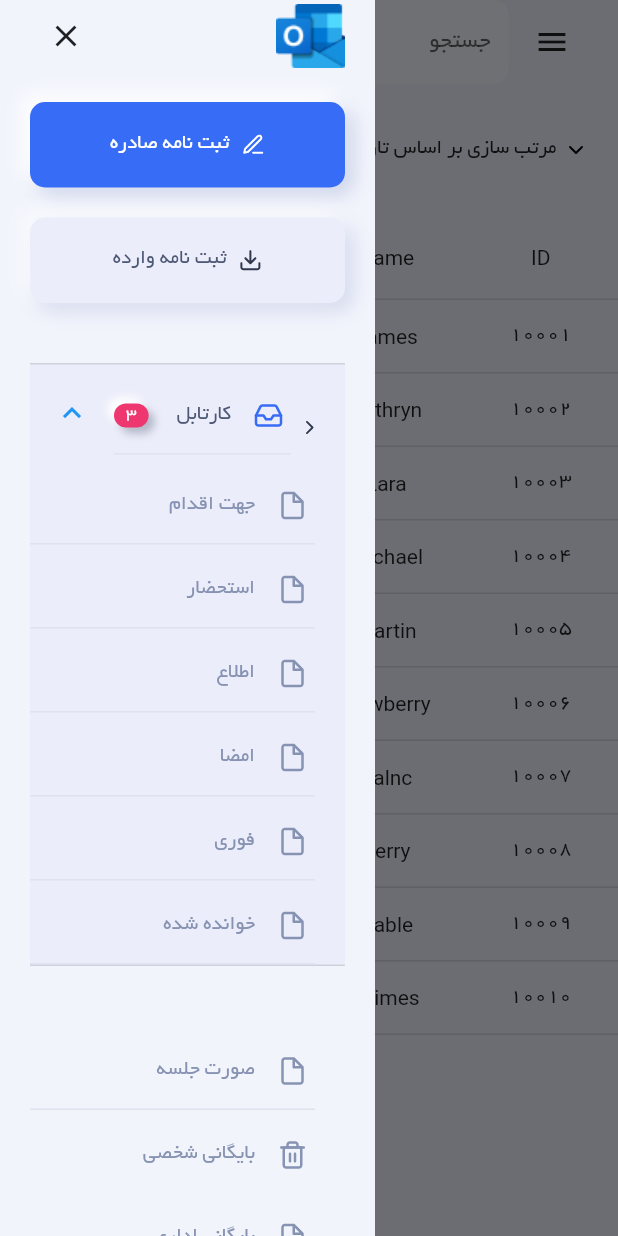
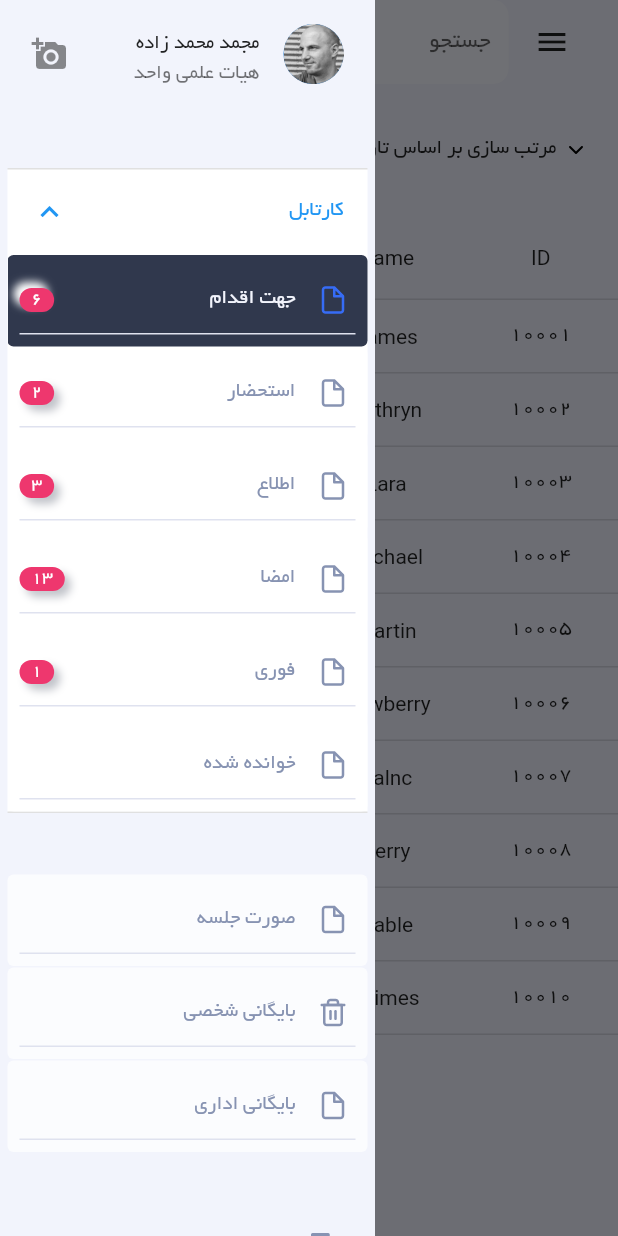
Before and after one commit to rasooltaghipoor/Automation-System, a Flutter app: the EmailGridView screen opened directly, with the side drawer open, on a phone screen of 412 x 824 dp. Run offline on Flutter 3.47's test engine with Material 2 defaults, Android fonts, the phone set to English and light mode, and no system bars; drawn by our look-alikes of syncfusion_flutter_datagrid; our stand-ins replace file_picker, flutter_svg, google_nav_bar, line_icons, rxdart, websafe_svg; missing offline and left inert: google_speech, html_editor_enhanced, sound_stream, syncfusion_flutter_core.

Commit message:
some modifications in side menu to be more user friendly

```diff
--- a/lib/components/side_menu.dart
+++ b/lib/components/side_menu.dart
@@ -1,3 +1,4 @@
+import 'package:automation_system/components/side_drawer_menu.dart';
 import 'package:automation_system/responsive.dart';
 import 'package:flutter/material.dart';
 import 'package:websafe_svg/websafe_svg.dart';
@@ -9,10 +10,17 @@ import 'tags.dart';
 
 import 'package:flutter/foundation.dart' show kIsWeb;
 
-class SideMenu extends StatelessWidget {
+class SideMenu extends StatefulWidget {
   const SideMenu({
     Key? key,
   }) : super(key: key);
+  @override
+  _SideMenuState createState() => _SideMenuState();
+}
+
+class _SideMenuState extends State<SideMenu> {
+
+  int _activeIndex = 0;
 
   @override
   Widget build(BuildContext context) {
@@ -22,130 +30,141 @@ class SideMenu extends StatelessWidget {
         color: kBgLightColor,
         child: SafeArea(
           child: SingleChildScrollView(
-            padding: const EdgeInsets.symmetric(horizontal: kDefaultPadding),
+            padding: const EdgeInsets.symmetric(horizontal: kDefaultPaddingSmaller),
             child: Directionality(
               textDirection: TextDirection.rtl,
               child: Column(
                 children: [
-                  Row(
+
+                  /*Row(
+                    crossAxisAlignment: CrossAxisAlignment.center,
                     children: [
                       Image.asset(
-                        "assets/images/Logo Outlook.png",
-                        width: 46,
+                          "assets/images/user_3.png"),
+                      Column(
+                        crossAxisAlignment: CrossAxisAlignment.center,
+                        children: const[
+                          Text('محمد قلی زاده اصل'),
+                          Text('هیات علمی'),
+                        ],
                       ),
-                      const Spacer(),
-                      // We don't want to show this close button on Desktop mood
-                      if (!Responsive.isDesktop(context)) const CloseButton(),
                     ],
+                  ),*/
+                  ListTile(
+                    leading: CircleAvatar(
+                      child: Image.asset(
+                          "assets/images/user_3.png"),
+                      //backgroundColor: Colors.purple,
+                    ),
+                    title: Text('مجمد محمد زاده'),
+                    subtitle: Text('هیات علمی واحد'),
+                    trailing: Icon(Icons.add_a_photo),
                   ),
-                  const SizedBox(height: kDefaultPadding),
-                  FlatButton.icon(
-                    minWidth: double.infinity,
-                    padding: const EdgeInsets.symmetric(
-                      vertical: kDefaultPadding,
-                    ),
-                    shape: RoundedRectangleBorder(
-                      borderRadius: BorderRadius.circular(10),
-                    ),
-                    color: kPrimaryColor,
-                    onPressed: () {},
-                    icon: WebsafeSvg.asset("assets/Icons/Edit.svg", width: 16),
-                    label: const Text(
-                      "ثبت نامه صادره",
-                      style: TextStyle(color: Colors.white),
-                    ),
-                  ).addNeumorphism(
-                    topShadowColor: Colors.white,
-                    bottomShadowColor: const Color(0xFF234395).withOpacity(0.2),
-                  ),
-                  const SizedBox(height: kDefaultPadding),
-                  FlatButton.icon(
-                    minWidth: double.infinity,
-                    padding: const EdgeInsets.symmetric(
-                      vertical: kDefaultPadding,
-                    ),
-                    shape: RoundedRectangleBorder(
-                      borderRadius: BorderRadius.circular(10),
-                    ),
-                    color: kBgDarkColor,
-                    onPressed: () {},
-                    icon: WebsafeSvg.asset(
-                        "assets/Icons/Download.svg", width: 16),
-                    label: const Text(
-                      "ثبت نامه وارده",
-                      style: TextStyle(color: kTextColor),
-                    ),
-                  ).addNeumorphism(),
+
                   const SizedBox(height: kDefaultPadding * 2),
                   // Menu Items
                   ExpansionTile(
-                    backgroundColor: kBgDarkColor,
+                    backgroundColor: Colors.white,
                     initiallyExpanded: true,
-                    title: SideMenuItem(
-                      press: () {},
-                      title: "کارتابل",
-                      iconSrc: "assets/Icons/Inbox.svg",
-                      isActive: true,
-                      itemCount: 3,
-                    ),
+                    title: const Text('کارتابل'),
                     children: <Widget>[
                       SideMenuItem(
-                        press: () {},
+                        press: () {
+                          setState(() {
+                            _activeIndex = 0;
+                          });
+                        },
                         title: "جهت اقدام",
                         iconSrc: "assets/Icons/File.svg",
-                        isActive: false,
+                        isActive: _activeIndex == 0? true : false,
+                        itemCount: 6,
                       ),
                       SideMenuItem(
-                        press: () {},
+                        press: () {
+                          setState(() {
+                            _activeIndex = 1;
+                          });
+                        },
                         title: "استحضار",
                         iconSrc: "assets/Icons/File.svg",
-                        isActive: false,
+                        isActive: _activeIndex == 1? true : false,
+                        itemCount: 2,
                       ),
                       SideMenuItem(
-                        press: () {},
+                        press: () {
+                          setState(() {
+                            _activeIndex = 2;
+                          });
+                        },
                         title: "اطلاع",
                         iconSrc: "assets/Icons/File.svg",
-                        isActive: false,
+                        isActive: _activeIndex == 2? true : false,
+                        itemCount: 3,
                       ),
                       SideMenuItem(
-                        press: () {},
+                        press: () {
+                          setState(() {
+                            _activeIndex = 3;
+                          });
+                        },
                         title: "امضا",
                         iconSrc: "assets/Icons/File.svg",
-                        isActive: false,
+                        isActive: _activeIndex == 3? true : false,
+                        itemCount: 13,
                       ),
                       SideMenuItem(
-                        press: () {},
+                        press: () {
+                          setState(() {
+                            _activeIndex = 4;
+                          });
+                        },
                         title: "فوری",
                         iconSrc: "assets/Icons/File.svg",
-                        isActive: false,
+                        isActive: _activeIndex == 4? true : false,
+                        itemCount: 1,
                       ),
                       SideMenuItem(
-                        press: () {},
+                        press: () {
+                          setState(() {
+                            _activeIndex = 5;
+                          });
+                        },
                         title: "خوانده شده",
                         iconSrc: "assets/Icons/File.svg",
-                        isActive: false,
+                        isActive: _activeIndex == 5? true : false,
                       ),
                     ],
                   ),
                   const SizedBox(height: kDefaultPadding * 2),
                   SideMenuItem(
-                    press: () {},
+                    press: () {
+                      setState(() {
+                        _activeIndex = 6;
+                      });
+                    },
                     title: "صورت جلسه",
                     iconSrc: "assets/Icons/File.svg",
-                    isActive: false,
+                    isActive: _activeIndex == 6? true : false,
                   ),
                   SideMenuItem(
-                    press: () {},
+                    press: () {
+                      setState(() {
+                        _activeIndex = 7;
+                      });
+                    },
                     title: "بایگانی شخصی",
                     iconSrc: "assets/Icons/Trash.svg",
-                    isActive: false,
-                    showBorder: false,
+                    isActive: _activeIndex == 7? true : false,
                   ),
                   SideMenuItem(
-                    press: () {},
+                    press: () {
+                      setState(() {
+                        _activeIndex = 8;
+                      });
+                    },
                     title: "بایگانی اداری",
                     iconSrc: "assets/Icons/File.svg",
-                    isActive: false,
+                    isActive: _activeIndex == 8? true : false,
                   ),
 
                   const SizedBox(height: kDefaultPadding * 2),
--- a/lib/components/side_menu_item.dart
+++ b/lib/components/side_menu_item.dart
@@ -24,17 +24,90 @@ class SideMenuItem extends StatelessWidget {
   @override
   Widget build(BuildContext context) {
     return Padding(
+      padding: const EdgeInsets.only(top: 1),
+      child: TextButton(
+        onPressed: press,
+        style: ElevatedButton.styleFrom(
+            primary: (isActive!)? kTitleTextColor : Colors.white70,
+            textStyle: const TextStyle(
+                color: Colors.white,
+                //fontSize:
+                //SharedVars.buttonFontSize * 0.8,
+                fontWeight: FontWeight.bold)),
+        child: Container(
+          height: 45,
+          padding: const EdgeInsets.only(right: 5),
+           decoration: showBorder!
+                    ? const BoxDecoration(
+                  border: Border(
+                    bottom: BorderSide(color: Color(0xFFDFE2EF)),
+                  ),
+                )
+                    : null,
+          child: Row(
+            children: [
+              WebsafeSvg.asset(
+                iconSrc!,
+                height: 20,
+                color: (isActive! || isHover!)
+                    ? kPrimaryColor
+                    : kGrayColor,
+              ),
+              const SizedBox(width: kDefaultPadding * 0.75),
+              Text(
+                title!,
+                style: Theme
+                    .of(context)
+                    .textTheme
+                    .button
+                    ?.copyWith(
+                  color:
+                  (isActive! || isHover!) ? kBgLightColor : kGrayColor,
+                ),
+              ),
+              const Spacer(),
+              if (itemCount != null) CounterBadge(count: itemCount)
+            ],
+          ),
+        ),
+
+      ),
+    );
+  }
+}
+
+class TmpSideMenuItem extends StatelessWidget {
+  const TmpSideMenuItem({
+    Key? key,
+    this.isActive,
+    this.isHover = false,
+    this.itemCount,
+    this.showBorder = true,
+    @required this.iconSrc,
+    @required this.title,
+    @required this.press,
+  }) : super(key: key);
+
+  final bool? isActive, isHover, showBorder;
+  final int? itemCount;
+  final String? iconSrc, title;
+  final VoidCallback? press;
+
+  @override
+  Widget build(BuildContext context) {
+    return Padding(
       padding: const EdgeInsets.only(top: kDefaultPadding),
       child: InkWell(
         onTap: press,
         child: Row(
           children: [
-            (isActive! || isHover!)
+            /*(isActive! || isHover!)
                 ? WebsafeSvg.asset(
                     "assets/Icons/Angle right.svg",
                     width: 15,
                   )
-                : const SizedBox(width: 15),
+                : */
+            const SizedBox(width: 15),
             const SizedBox(width: kDefaultPadding / 4),
             Expanded(
               child: Container(
@@ -51,12 +124,18 @@ class SideMenuItem extends StatelessWidget {
                     WebsafeSvg.asset(
                       iconSrc!,
                       height: 20,
-                      color: (isActive! || isHover!) ? kPrimaryColor : kGrayColor,
+                      color: (isActive! || isHover!)
+                          ? kPrimaryColor
+                          : kGrayColor,
                     ),
                     const SizedBox(width: kDefaultPadding * 0.75),
                     Text(
                       title!,
-                      style: Theme.of(context).textTheme.button?.copyWith(
+                      style: Theme
+                          .of(context)
+                          .textTheme
+                          .button
+                          ?.copyWith(
                         color:
                         (isActive! || isHover!) ? kTextColor : kGrayColor,
                       ),
--- a/lib/constants.dart
+++ b/lib/constants.dart
@@ -12,3 +12,4 @@ const kTitleTextColor = Color(0xFF30384D);
 const kTextColor = Color(0xFF4D5875);
 
 const kDefaultPadding = 20.0;
+const kDefaultPaddingSmaller = 5.0;
--- a/lib/screens/main/components/list_of_emails.dart
+++ b/lib/screens/main/components/list_of_emails.dart
@@ -28,7 +28,7 @@ class _ListOfEmailsState extends State<ListOfEmails> {
   Widget build(BuildContext context) {
     return Scaffold(
         key: _scaffoldKey,
-        drawer: ConstrainedBox(
+        endDrawer: ConstrainedBox(
           constraints: const BoxConstraints(maxWidth: 250),
           child: const SideMenu(),
         ),
@@ -53,7 +53,7 @@ class _ListOfEmailsState extends State<ListOfEmails> {
                           IconButton(
                             icon: const Icon(Icons.menu),
                             onPressed: () {
-                              _scaffoldKey.currentState?.openDrawer();
+                              _scaffoldKey.currentState?.openEndDrawer();
                             },
                           ),
                         if (!Responsive.isDesktop(context)) const SizedBox(
--- a/lib/screens/main/main_screen.dart
+++ b/lib/screens/main/main_screen.dart
@@ -1,3 +1,4 @@
+import 'package:automation_system/components/side_drawer_menu.dart';
 import 'package:automation_system/components/side_menu.dart';
 import 'package:automation_system/responsive.dart';
 import 'package:automation_system/screens/email/email_screen.dart';
@@ -54,7 +55,7 @@ class MainScreen extends StatelessWidget {
               child: const EmailScreen(),
             ),*/
             Expanded(
-              flex: _size.width > 1340 ? 10 : 16,
+              flex: _size.width > 1340 ? 15 : 16,
               child: Column(children: const [
                 Expanded(
                   flex: 1,
@@ -69,7 +70,7 @@ class MainScreen extends StatelessWidget {
 
             ),
             Expanded(
-              flex: _size.width > 1340 ? 2 : 4,
+              flex: _size.width > 1340 ? 3 : 4,
               child: const SideMenu(),
             ),
           ],
```
Also changed, not shown: lib/components/side_drawer_menu.dart (added, +233 -0 lines). Lines whose indentation alone changed are shown as unchanged.
